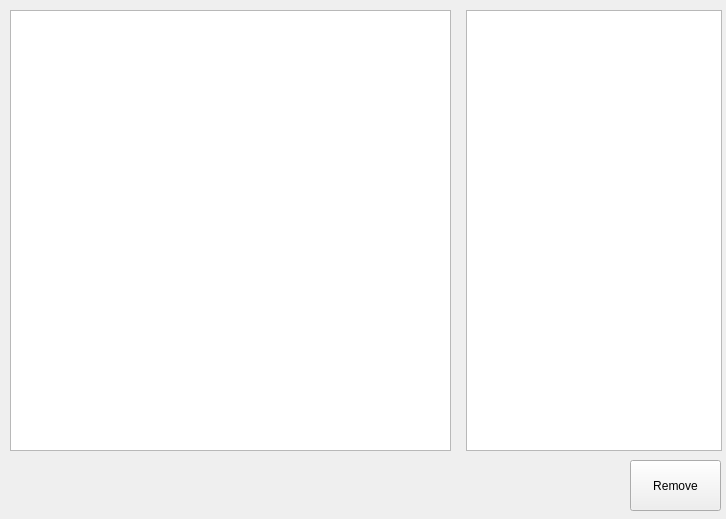
Above: NameCountResult.ui from maticchiu/Naming before the change. Below: the same form after it.
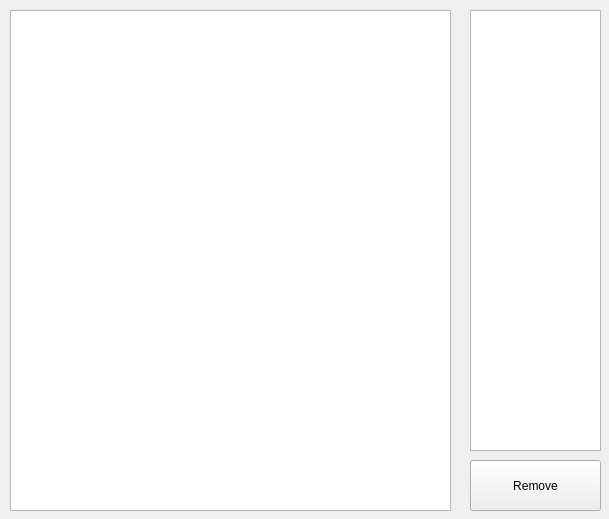
That is the form after the change.

Commit message: FiveLevelDescription.txt  - describe 5-level rule and grade *.ui & *_ui.py  - fine tune component position Naming_Main.py  - set sub-window on top before show()  - remove unused code NameCountResult.py  - fine tune description text format to show  - scroll bar to top at first time to show description SelectWord.py  - remove unused code

Diff of the .ui file:
```diff
--- a/NameCountResult.ui
+++ b/NameCountResult.ui
@@ -6,7 +6,7 @@
    <rect>
     <x>0</x>
     <y>0</y>
-    <width>726</width>
+    <width>609</width>
     <height>519</height>
    </rect>
   </property>
@@ -24,16 +24,16 @@
      <x>10</x>
      <y>10</y>
      <width>441</width>
-     <height>441</height>
+     <height>501</height>
     </rect>
    </property>
   </widget>
   <widget class="QListWidget" name="listWidget_NameCount">
    <property name="geometry">
     <rect>
-     <x>466</x>
+     <x>470</x>
      <y>10</y>
-     <width>256</width>
+     <width>131</width>
      <height>441</height>
     </rect>
    </property>
@@ -41,9 +41,9 @@
   <widget class="QPushButton" name="pushButton_Remove">
    <property name="geometry">
     <rect>
-     <x>630</x>
+     <x>470</x>
      <y>460</y>
-     <width>91</width>
+     <width>131</width>
      <height>51</height>
     </rect>
    </property>
```
The commit also changes 9 other files.
